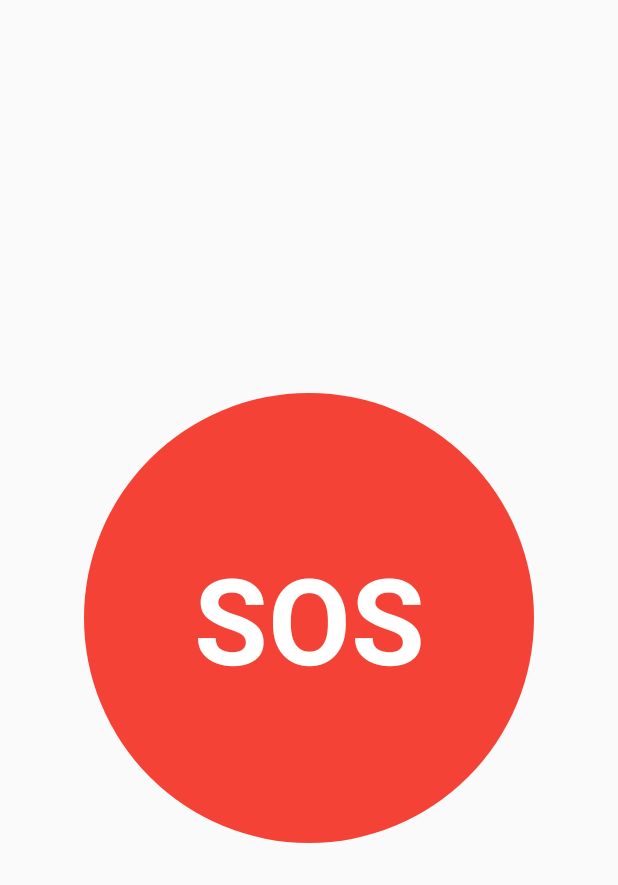
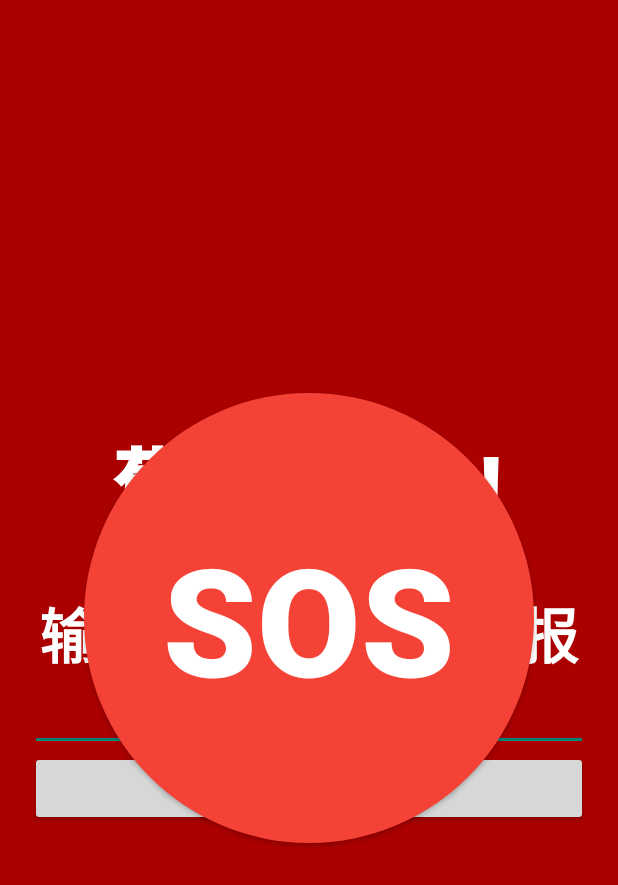
Before and after one commit to fsslrfc/Night_Guard, an Android app: the layout fragment_call.xml on its own in the app's theme, with its tools: preview values and no code run, on a phone screen of 412 x 824 dp. Shown: the top 885 px of the screen. Run offline under Robolectric (Android 15) with nearby library versions, the phone set to English and light mode, and no system bars.

Commit message:
[feat]新增呼叫界面,呼叫界面支持点击和控件显示,搭建求救服务框架

```diff
--- a/app/src/main/res/layout/fragment_call.xml
+++ b/app/src/main/res/layout/fragment_call.xml
@@ -4,7 +4,7 @@
     android:layout_width="match_parent"
     android:layout_height="match_parent">
 
-    <TextView
+    <Button
         android:id="@+id/btn_sos"
         android:layout_width="300dp"
         android:layout_height="300dp"
@@ -13,8 +13,9 @@
         android:padding="20dp"
         android:text="SOS"
         android:textColor="#FFFFFF"
-        android:textSize="80sp"
+        android:textSize="100sp"
         android:textStyle="bold"
+        android:visibility="visible"
         app:cornerRadius="8dp"
         app:elevation="4dp"
         app:layout_constraintBottom_toBottomOf="parent"
@@ -22,4 +23,63 @@
         app:layout_constraintRight_toRightOf="parent"
         app:layout_constraintTop_toTopOf="parent" />
 
+    <FrameLayout
+        android:id="@+id/FL_sos"
+        android:layout_width="match_parent"
+        android:layout_height="match_parent"
+        android:background="#AA0000"
+        android:visibility="visible"
+        app:layout_constraintBottom_toBottomOf="parent"
+        app:layout_constraintEnd_toEndOf="parent"
+        app:layout_constraintStart_toStartOf="parent"
+        app:layout_constraintTop_toTopOf="parent">
+
+        <LinearLayout
+            android:layout_width="match_parent"
+            android:layout_height="wrap_content"
+            android:layout_gravity="center"
+            android:gravity="center"
+            android:orientation="vertical"
+            android:padding="20dp">
+
+            <TextView
+                android:layout_width="match_parent"
+                android:layout_height="wrap_content"
+                android:gravity="center"
+                android:text="警报中!"
+                android:textColor="#FFFFFF"
+                android:textSize="80sp"
+                android:textStyle="bold" />
+
+            <TextView
+                android:layout_width="match_parent"
+                android:layout_height="wrap_content"
+                android:gravity="center"
+                android:text="输入密码以停止警报"
+                android:textColor="#FFFFFF"
+                android:textSize="40sp"
+                android:textStyle="bold" />
+
+            <EditText
+                android:id="@+id/et_pwd"
+                android:layout_width="match_parent"
+                android:layout_height="wrap_content"
+                android:digits="0123456789"
+                android:gravity="center"
+                android:inputType="numberPassword"
+                android:maxLength="6"
+                android:textSize="20sp" />
+
+            <Button
+                android:id="@+id/bt_confirm"
+                android:layout_width="match_parent"
+                android:layout_height="wrap_content"
+                android:text="确认"
+                android:textSize="20sp" />
+
+        </LinearLayout>
+
+
+    </FrameLayout>
+
 </androidx.constraintlayout.widget.ConstraintLayout>
```
Also changed, not shown: app/src/main/java/com/example/nightguard/MainActivity.java (+27 -5 lines), app/src/main/java/com/example/nightguard/service/SosService.java (added, +117 -0 lines).
